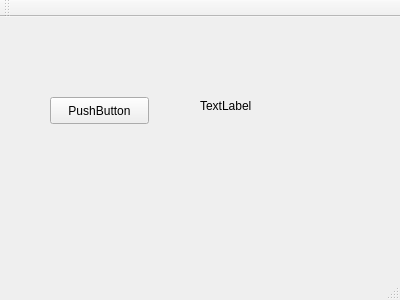
The window that config/mainwindow.ui (StasLatGTTT/pdp11) describes before a commit, drawn with Qt 5.
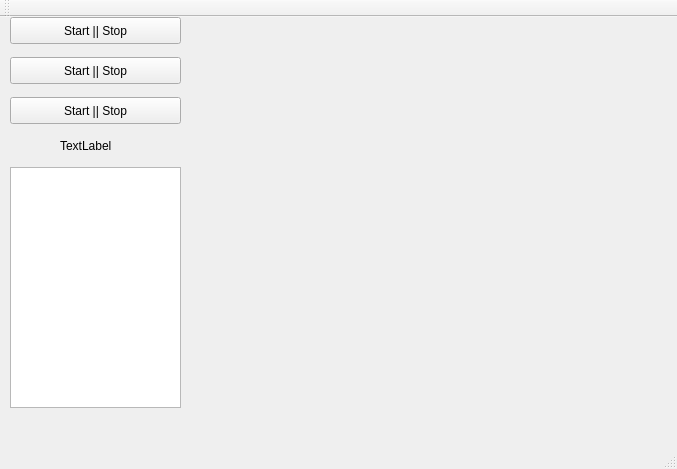
The same window after the commit.

Commit message: add field for registers

Patch:
```diff
--- a/config/mainwindow.ui
+++ b/config/mainwindow.ui
@@ -6,8 +6,8 @@
    <rect>
     <x>0</x>
     <y>0</y>
-    <width>400</width>
-    <height>300</height>
+    <width>677</width>
+    <height>469</height>
    </rect>
   </property>
   <property name="windowTitle">
@@ -17,21 +17,21 @@
    <widget class="QPushButton" name="pushButton">
     <property name="geometry">
      <rect>
-      <x>50</x>
-      <y>80</y>
-      <width>99</width>
+      <x>10</x>
+      <y>0</y>
+      <width>171</width>
       <height>27</height>
      </rect>
     </property>
     <property name="text">
-     <string>PushButton</string>
+     <string>Start || Stop</string>
     </property>
    </widget>
    <widget class="QLabel" name="label">
     <property name="geometry">
      <rect>
-      <x>200</x>
-      <y>80</y>
+      <x>60</x>
+      <y>120</y>
       <width>67</width>
       <height>17</height>
      </rect>
@@ -40,6 +40,42 @@
      <string>TextLabel</string>
     </property>
    </widget>
+   <widget class="QPushButton" name="pushButton_2">
+    <property name="geometry">
+     <rect>
+      <x>10</x>
+      <y>40</y>
+      <width>171</width>
+      <height>27</height>
+     </rect>
+    </property>
+    <property name="text">
+     <string>Start || Stop</string>
+    </property>
+   </widget>
+   <widget class="QPushButton" name="pushButton_3">
+    <property name="geometry">
+     <rect>
+      <x>10</x>
+      <y>80</y>
+      <width>171</width>
+      <height>27</height>
+     </rect>
+    </property>
+    <property name="text">
+     <string>Start || Stop</string>
+    </property>
+   </widget>
+   <widget class="QTableWidget" name="tableWidget">
+    <property name="geometry">
+     <rect>
+      <x>10</x>
+      <y>150</y>
+      <width>171</width>
+      <height>241</height>
+     </rect>
+    </property>
+   </widget>
   </widget>
   <widget class="QMenuBar" name="menuBar">
    <property name="geometry">
```
Left out of the diff: 4 changed lines with no effect on the pictures. The commit also changes 2 other files.
